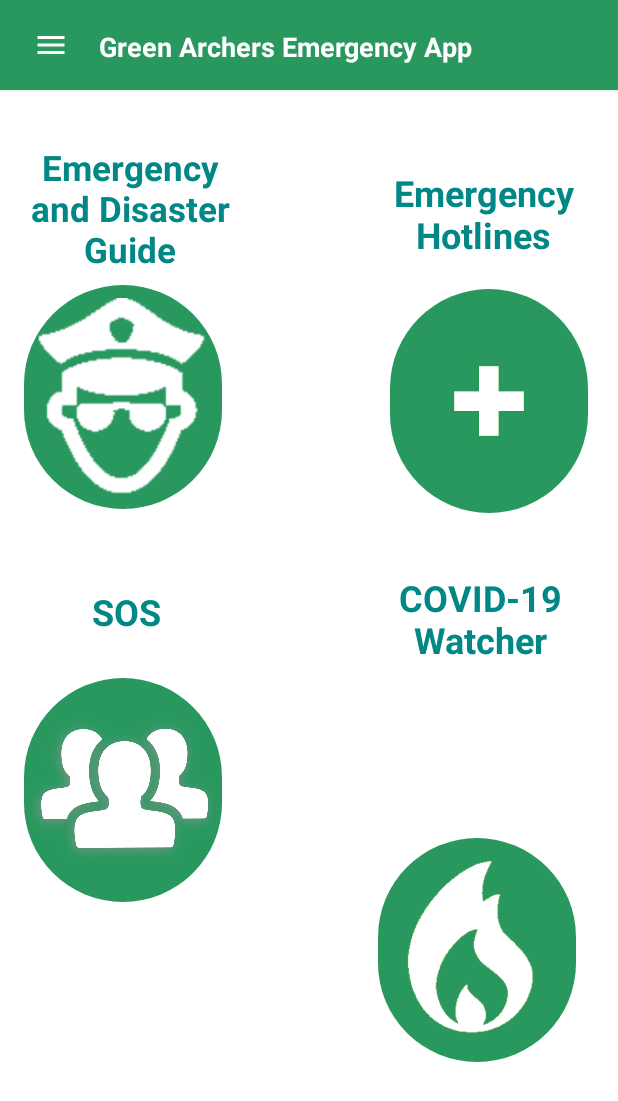
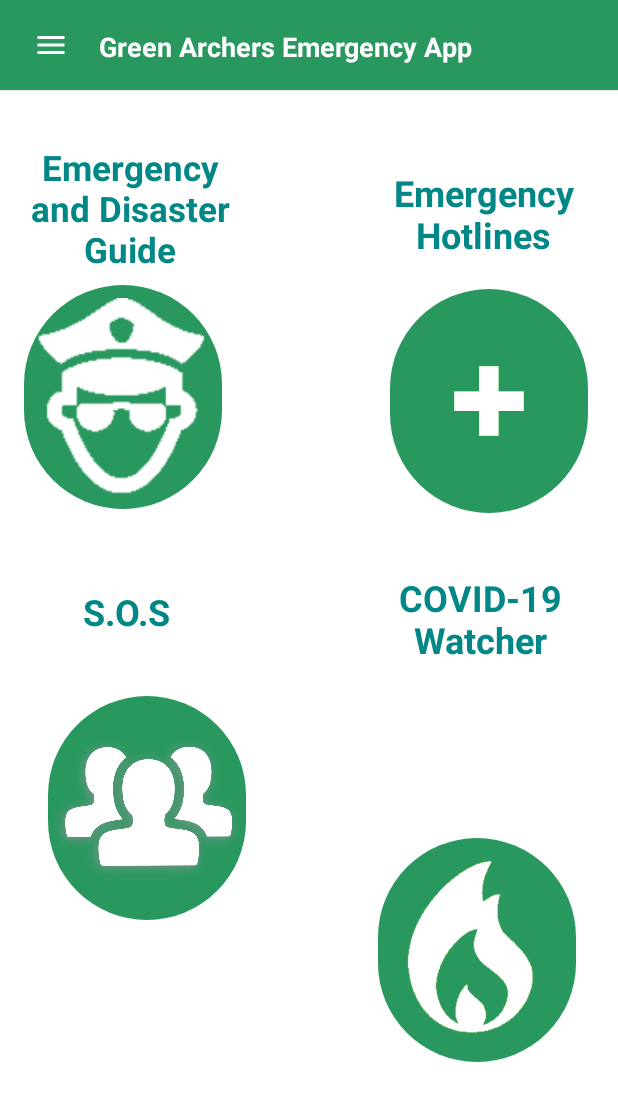
Before and after one commit to determinedamphibian/EmergencyApplication, an Android app: the screen it shows after launch (MainDashboardActivity), on a phone screen of 412 x 824 dp. Shown: the top 1101 px of the screen. Run offline under Robolectric (Android 15) with nearby library versions, the light colour scheme and no system bars; Roboto replaces fonts that are not available here.

Commit message:
S.O.S change & Covid alignment

```diff
--- a/app/src/main/res/layout/activity_dashboard.xml
+++ b/app/src/main/res/layout/activity_dashboard.xml
@@ -51,9 +51,9 @@
         android:id="@+id/trustedContacts.imageButton"
         android:layout_width="132dp"
         android:layout_height="149dp"
-        android:layout_marginStart="16dp"
-        android:layout_marginLeft="16dp"
-        android:layout_marginTop="28dp"
+        android:layout_marginStart="32dp"
+        android:layout_marginLeft="32dp"
+        android:layout_marginTop="40dp"
         android:adjustViewBounds="true"
         android:background="@drawable/shape_drawable"
         android:clickable="false"
@@ -89,7 +89,7 @@
         android:layout_marginTop="52dp"
         android:fontFamily="@font/assistant_light"
         android:gravity="center"
-        android:text="SOS"
+        android:text="S.O.S"
         android:textColor="@color/teal_700"
         android:textSize="24sp"
         android:textStyle="bold"
--- a/build.gradle
+++ b/build.gradle
@@ -5,7 +5,7 @@ buildscript {
         jcenter()
     }
     dependencies {
-        classpath "com.android.tools.build:gradle:4.1.1"
+        classpath 'com.android.tools.build:gradle:4.1.2'
 
         // NOTE: Do not place your application dependencies here; they belong
         // in the individual module build.gradle files
```
